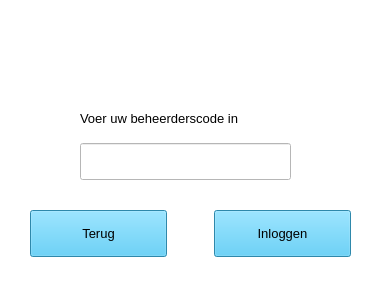
Alwin1234567/AR-project, file 2InlogBeheerder.ui: the form before one commit.
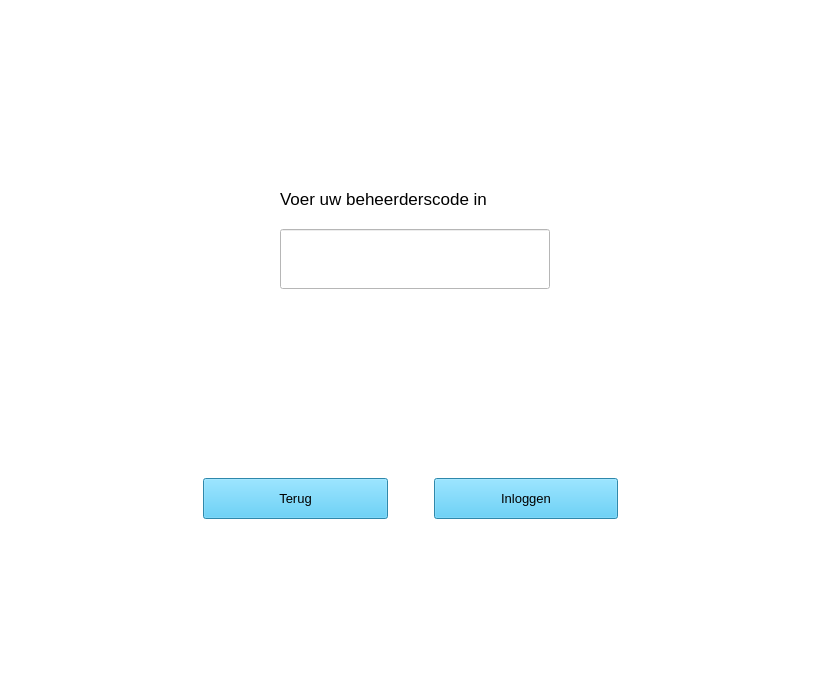
The form after the commit. Icons and pictures are not drawn.

```diff
--- a/2InlogBeheerder.ui
+++ b/2InlogBeheerder.ui
@@ -6,8 +6,8 @@
    <rect>
     <x>0</x>
     <y>0</y>
-    <width>381</width>
-    <height>297</height>
+    <width>830</width>
+    <height>689</height>
    </rect>
   </property>
   <property name="sizePolicy">
@@ -23,52 +23,22 @@
    <string notr="true">background-color: rgb(255, 255, 255);</string>
   </property>
   <widget class="QWidget" name="centralwidget">
-   <widget class="QLabel" name="lblFoutmeldingInlog">
-    <property name="geometry">
-     <rect>
-      <x>10</x>
-      <y>180</y>
-      <width>361</width>
-      <height>21</height>
-     </rect>
-    </property>
     <property name="sizePolicy">
      <sizepolicy hsizetype="Expanding" vsizetype="Expanding">
       <horstretch>0</horstretch>
       <verstretch>0</verstretch>
      </sizepolicy>
     </property>
-    <property name="font">
-     <font>
-      <pointsize>10</pointsize>
-     </font>
-    </property>
-    <property name="styleSheet">
-     <string notr="true">color: rgb(255, 0, 4);</string>
-    </property>
-    <property name="text">
-     <string/>
-    </property>
-    <property name="alignment">
-     <set>Qt::AlignCenter</set>
-    </property>
-   </widget>
+   <layout class="QGridLayout" name="gridLayout_3">
+    <item row="3" column="0">
    <widget class="QWidget" name="gridWidget" native="true">
-    <property name="geometry">
-     <rect>
-      <x>80</x>
-      <y>100</y>
-      <width>211</width>
-      <height>80</height>
-     </rect>
-    </property>
     <property name="sizePolicy">
      <sizepolicy hsizetype="Expanding" vsizetype="Expanding">
       <horstretch>0</horstretch>
       <verstretch>0</verstretch>
      </sizepolicy>
     </property>
-    <layout class="QGridLayout" name="gridLayout">
+      <layout class="QGridLayout" name="gridLayout_4">
      <property name="leftMargin">
       <number>0</number>
      </property>
@@ -83,7 +53,13 @@
      </property>
      <item row="0" column="0">
       <layout class="QGridLayout" name="gridLayout_2">
-       <item row="0" column="0">
+         <property name="horizontalSpacing">
+          <number>6</number>
+         </property>
+         <property name="verticalSpacing">
+          <number>0</number>
+         </property>
+         <item row="1" column="1">
         <widget class="QLabel" name="label_2">
          <property name="sizePolicy">
           <sizepolicy hsizetype="Expanding" vsizetype="Expanding">
@@ -93,7 +69,7 @@
          </property>
          <property name="font">
           <font>
-           <pointsize>10</pointsize>
+             <pointsize>13</pointsize>
           </font>
          </property>
          <property name="text">
@@ -101,7 +77,7 @@
          </property>
         </widget>
        </item>
-       <item row="1" column="0">
+         <item row="2" column="1">
         <widget class="QLineEdit" name="txtBeheerderscode">
          <property name="sizePolicy">
           <sizepolicy hsizetype="Expanding" vsizetype="Expanding">
@@ -122,46 +98,59 @@
          </property>
         </widget>
        </item>
+         <item row="1" column="0">
+          <spacer name="horizontalSpacer_2">
+           <property name="orientation">
+            <enum>Qt::Horizontal</enum>
+           </property>
+           <property name="sizeHint" stdset="0">
+            <size>
+             <width>40</width>
+             <height>20</height>
+            </size>
+           </property>
+          </spacer>
+         </item>
+         <item row="1" column="2">
+          <spacer name="horizontalSpacer_3">
+           <property name="orientation">
+            <enum>Qt::Horizontal</enum>
+           </property>
+           <property name="sizeHint" stdset="0">
+            <size>
+             <width>40</width>
+             <height>20</height>
+            </size>
+           </property>
+          </spacer>
+         </item>
       </layout>
      </item>
     </layout>
    </widget>
-   <widget class="QWidget" name="gridWidget_2" native="true">
-    <property name="geometry">
-     <rect>
-      <x>30</x>
-      <y>210</y>
-      <width>321</width>
-      <height>47</height>
-     </rect>
-    </property>
+    </item>
+    <item row="5" column="0">
+     <widget class="QWidget" name="gridWidget" native="true">
     <property name="sizePolicy">
      <sizepolicy hsizetype="Expanding" vsizetype="Expanding">
       <horstretch>0</horstretch>
       <verstretch>0</verstretch>
      </sizepolicy>
     </property>
-    <layout class="QGridLayout" name="gridLayout_3">
+      <layout class="QGridLayout" name="gridLayout">
      <property name="leftMargin">
       <number>0</number>
      </property>
-     <property name="topMargin">
-      <number>0</number>
-     </property>
-     <property name="rightMargin">
-      <number>0</number>
-     </property>
-     <property name="bottomMargin">
-      <number>0</number>
-     </property>
-     <item row="0" column="0">
-      <layout class="QGridLayout" name="gridLayout_4">
-       <property name="spacing">
-        <number>7</number>
-       </property>
-       <item row="0" column="0">
+       <item row="1" column="0">
+        <widget class="QFrame" name="frame">
+         <property name="sizePolicy">
+          <sizepolicy hsizetype="Expanding" vsizetype="Expanding">
+           <horstretch>0</horstretch>
+           <verstretch>0</verstretch>
+          </sizepolicy>
+         </property>
         <layout class="QGridLayout" name="gridLayout_5">
-         <item row="0" column="0">
+          <item row="0" column="1">
           <widget class="QPushButton" name="btnTerug">
            <property name="sizePolicy">
             <sizepolicy hsizetype="Expanding" vsizetype="Preferred">
@@ -190,7 +179,7 @@
            </property>
           </widget>
          </item>
-         <item row="0" column="1">
+          <item row="0" column="2">
           <spacer name="horizontalSpacer">
            <property name="orientation">
             <enum>Qt::Horizontal</enum>
@@ -206,7 +195,7 @@
            </property>
           </spacer>
          </item>
-         <item row="0" column="2">
+          <item row="0" column="3">
           <widget class="QPushButton" name="btnInloggen">
            <property name="sizePolicy">
             <sizepolicy hsizetype="Expanding" vsizetype="Preferred">
@@ -235,20 +224,78 @@
            </property>
           </widget>
          </item>
-        </layout>
-       </item>
-      </layout>
-     </item>
-    </layout>
-   </widget>
+          <item row="0" column="0">
+           <spacer name="horizontalSpacer_4">
+            <property name="orientation">
+             <enum>Qt::Horizontal</enum>
+            </property>
+            <property name="sizeHint" stdset="0">
+             <size>
+              <width>40</width>
+              <height>20</height>
+             </size>
+            </property>
+           </spacer>
+          </item>
+          <item row="0" column="4">
+           <spacer name="horizontalSpacer_5">
+            <property name="orientation">
+             <enum>Qt::Horizontal</enum>
+            </property>
+            <property name="sizeHint" stdset="0">
+             <size>
+              <width>40</width>
+              <height>20</height>
+             </size>
+            </property>
+           </spacer>
+          </item>
+         </layout>
+        </widget>
+       </item>
+       <item row="0" column="0">
+        <widget class="QLabel" name="lblFoutmeldingInlog">
+         <property name="sizePolicy">
+          <sizepolicy hsizetype="Expanding" vsizetype="Expanding">
+           <horstretch>0</horstretch>
+           <verstretch>0</verstretch>
+          </sizepolicy>
+         </property>
+         <property name="font">
+          <font>
+           <pointsize>10</pointsize>
+          </font>
+         </property>
+         <property name="styleSheet">
+          <string notr="true">color: rgb(255, 0, 4);</string>
+         </property>
+         <property name="text">
+          <string/>
+         </property>
+         <property name="alignment">
+          <set>Qt::AlignCenter</set>
+         </property>
+        </widget>
+       </item>
+      </layout>
+     </widget>
+    </item>
+    <item row="1" column="0">
+     <widget class="QWidget" name="gridWidget" native="true">
+      <layout class="QGridLayout" name="gridLayout_6">
+       <item row="0" column="0">
    <widget class="QLabel" name="lbl_logo">
-    <property name="geometry">
-     <rect>
-      <x>160</x>
-      <y>10</y>
-      <width>200</width>
-      <height>44</height>
-     </rect>
+         <property name="sizePolicy">
+          <sizepolicy hsizetype="Preferred" vsizetype="Preferred">
+           <horstretch>0</horstretch>
+           <verstretch>0</verstretch>
+          </sizepolicy>
+         </property>
+         <property name="maximumSize">
+          <size>
+           <width>458</width>
+           <height>100</height>
+          </size>
     </property>
     <property name="text">
      <string/>
@@ -259,7 +306,54 @@
     <property name="scaledContents">
      <bool>true</bool>
     </property>
-   </widget>
+         <property name="alignment">
+          <set>Qt::AlignCenter</set>
+         </property>
+        </widget>
+       </item>
+      </layout>
+     </widget>
+    </item>
+    <item row="4" column="0">
+     <spacer name="verticalSpacer">
+      <property name="orientation">
+       <enum>Qt::Vertical</enum>
+      </property>
+      <property name="sizeHint" stdset="0">
+       <size>
+        <width>20</width>
+        <height>40</height>
+       </size>
+      </property>
+     </spacer>
+    </item>
+    <item row="6" column="0">
+     <spacer name="verticalSpacer_2">
+      <property name="orientation">
+       <enum>Qt::Vertical</enum>
+      </property>
+      <property name="sizeHint" stdset="0">
+       <size>
+        <width>20</width>
+        <height>40</height>
+       </size>
+      </property>
+     </spacer>
+    </item>
+    <item row="2" column="0">
+     <spacer name="verticalSpacer_3">
+      <property name="orientation">
+       <enum>Qt::Vertical</enum>
+      </property>
+      <property name="sizeHint" stdset="0">
+       <size>
+        <width>20</width>
+        <height>40</height>
+       </size>
+      </property>
+     </spacer>
+    </item>
+   </layout>
   </widget>
   <widget class="QMenuBar" name="menubar">
    <property name="geometry">
```
Left out of the diff: 2 changed lines with no effect on the pictures. Lines whose indentation alone changed are shown as unchanged.
